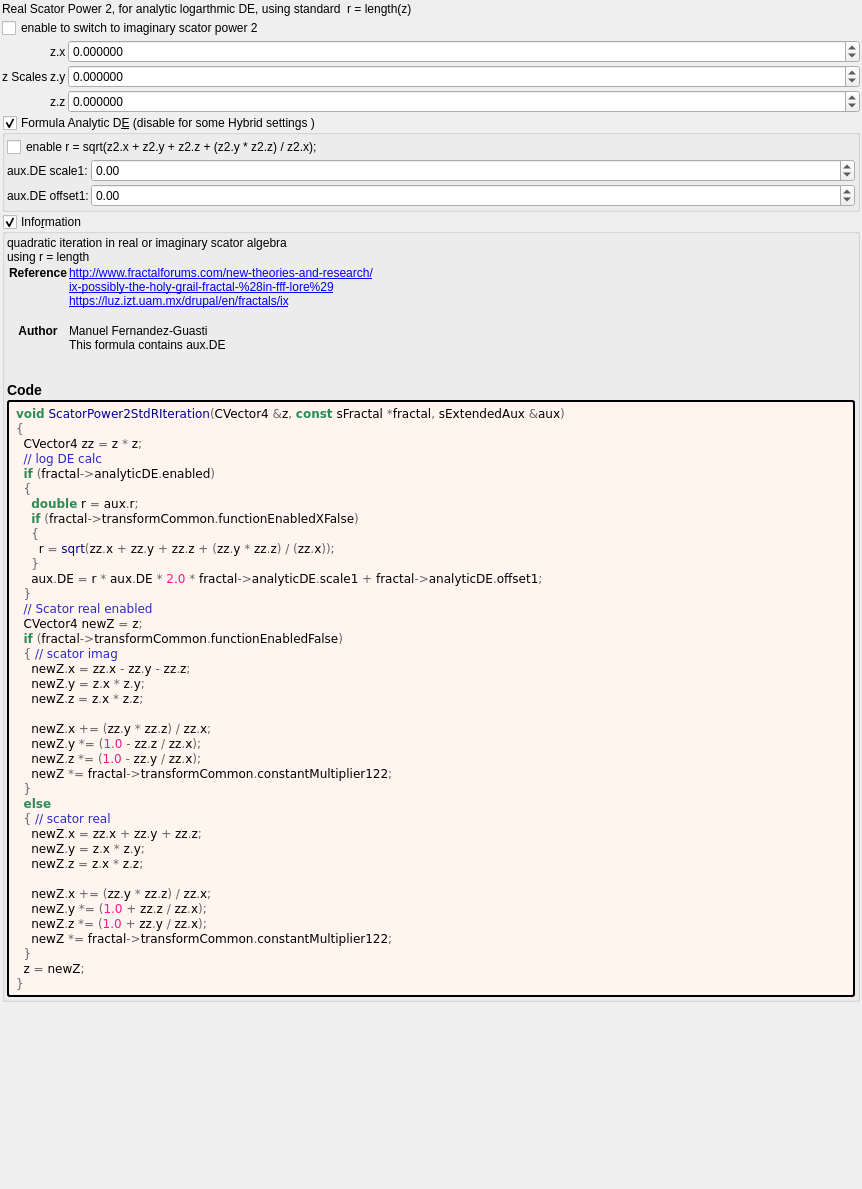
Old version of the form mandelbulber2/formula/ui/scator_power2_std_r.ui in the repository buddhi1980/mandelbulber2.
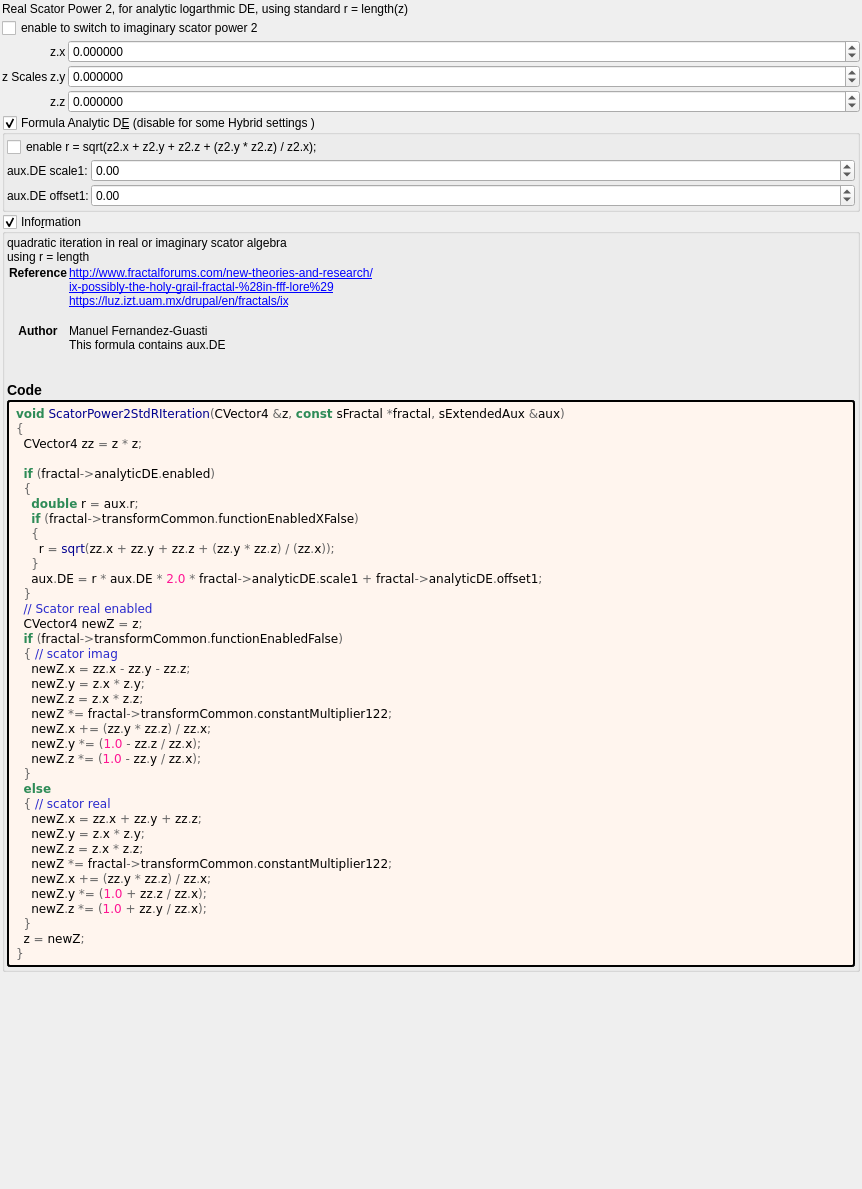
New version of the form. Custom widgets are drawn as their Qt base class.

Commit message: Corrected calculation of r in OpenCL ComputeFractal for scator formulas Applied PopulateUI populateUiInformation.php script to update .cl files

Diff of the .ui file:
```diff
--- a/mandelbulber2/formula/ui/scator_power2_std_r.ui
+++ b/mandelbulber2/formula/ui/scator_power2_std_r.ui
@@ -32,7 +32,7 @@
    <item>
     <widget class="QLabel" name="label">
      <property name="text">
-      <string>Real Scator Power 2, for analytic logarthmic DE, using standard  r = length(z)</string>
+      <string>Real Scator Power 2, for analytic logarthmic DE, using standard r = length(z)</string>
      </property>
     </widget>
    </item>
@@ -338,7 +338,7 @@
 &lt;pre style=&quot;color:#000000; background-color:#fff5ee;  font-family:'Courier New',monospace;&quot;&gt;&lt;span style=&quot;color:#2e8b57; font-weight:bold&quot;&gt;void&lt;/span&gt; &lt;span style=&quot;color:#00008f&quot;&gt;ScatorPower2StdRIteration&lt;/span&gt;&lt;span style=&quot;color:#676767&quot;&gt;(&lt;/span&gt;CVector4 &lt;span style=&quot;color:#676767&quot;&gt;&amp;amp;&lt;/span&gt;z&lt;span style=&quot;color:#676767&quot;&gt;,&lt;/span&gt; &lt;span style=&quot;color:#2e8b57; font-weight:bold&quot;&gt;const&lt;/span&gt; sFractal &lt;span style=&quot;color:#676767&quot;&gt;*&lt;/span&gt;fractal&lt;span style=&quot;color:#676767&quot;&gt;,&lt;/span&gt; sExtendedAux &lt;span style=&quot;color:#676767&quot;&gt;&amp;amp;&lt;/span&gt;aux&lt;span style=&quot;color:#676767&quot;&gt;)&lt;/span&gt;
 &lt;span style=&quot;color:#676767&quot;&gt;{&lt;/span&gt;
   CVector4 zz &lt;span style=&quot;color:#676767&quot;&gt;=&lt;/span&gt; z &lt;span style=&quot;color:#676767&quot;&gt;*&lt;/span&gt; z&lt;span style=&quot;color:#676767&quot;&gt;;&lt;/span&gt;
-  &lt;span style=&quot;color:#2929cc&quot;&gt;// log DE calc&lt;/span&gt;
+
   &lt;span style=&quot;color:#2e8b57; font-weight:bold&quot;&gt;if&lt;/span&gt; &lt;span style=&quot;color:#676767&quot;&gt;(&lt;/span&gt;fractal&lt;span style=&quot;color:#676767&quot;&gt;-&amp;gt;&lt;/span&gt;analyticDE&lt;span style=&quot;color:#676767&quot;&gt;.&lt;/span&gt;enabled&lt;span style=&quot;color:#676767&quot;&gt;)&lt;/span&gt;
   &lt;span style=&quot;color:#676767&quot;&gt;{&lt;/span&gt;
     &lt;span style=&quot;color:#2e8b57; font-weight:bold&quot;&gt;double&lt;/span&gt; r &lt;span style=&quot;color:#676767&quot;&gt;=&lt;/span&gt; aux&lt;span style=&quot;color:#676767&quot;&gt;.&lt;/span&gt;r&lt;span style=&quot;color:#676767&quot;&gt;;&lt;/span&gt;
@@ -355,22 +355,20 @@
     newZ&lt;span style=&quot;color:#676767&quot;&gt;.&lt;/span&gt;x &lt;span style=&quot;color:#676767&quot;&gt;=&lt;/span&gt; zz&lt;span style=&quot;color:#676767&quot;&gt;.&lt;/span&gt;x &lt;span style=&quot;color:#676767&quot;&gt;-&lt;/span&gt; zz&lt;span style=&quot;color:#676767&quot;&gt;.&lt;/span&gt;y &lt;span style=&quot;color:#676767&quot;&gt;-&lt;/span&gt; zz&lt;span style=&quot;color:#676767&quot;&gt;.&lt;/span&gt;z&lt;span style=&quot;color:#676767&quot;&gt;;&lt;/span&gt;
     newZ&lt;span style=&quot;color:#676767&quot;&gt;.&lt;/span&gt;y &lt;span style=&quot;color:#676767&quot;&gt;=&lt;/span&gt; z&lt;span style=&quot;color:#676767&quot;&gt;.&lt;/span&gt;x &lt;span style=&quot;color:#676767&quot;&gt;*&lt;/span&gt; z&lt;span style=&quot;color:#676767&quot;&gt;.&lt;/span&gt;y&lt;span style=&quot;color:#676767&quot;&gt;;&lt;/span&gt;
     newZ&lt;span style=&quot;color:#676767&quot;&gt;.&lt;/span&gt;z &lt;span style=&quot;color:#676767&quot;&gt;=&lt;/span&gt; z&lt;span style=&quot;color:#676767&quot;&gt;.&lt;/span&gt;x &lt;span style=&quot;color:#676767&quot;&gt;*&lt;/span&gt; z&lt;span style=&quot;color:#676767&quot;&gt;.&lt;/span&gt;z&lt;span style=&quot;color:#676767&quot;&gt;;&lt;/span&gt;
-
+    newZ &lt;span style=&quot;color:#676767&quot;&gt;*=&lt;/span&gt; fractal&lt;span style=&quot;color:#676767&quot;&gt;-&amp;gt;&lt;/span&gt;transformCommon&lt;span style=&quot;color:#676767&quot;&gt;.&lt;/span&gt;constantMultiplier122&lt;span style=&quot;color:#676767&quot;&gt;;&lt;/span&gt;
     newZ&lt;span style=&quot;color:#676767&quot;&gt;.&lt;/span&gt;x &lt;span style=&quot;color:#676767&quot;&gt;+= (&lt;/span&gt;zz&lt;span style=&quot;color:#676767&quot;&gt;.&lt;/span&gt;y &lt;span style=&quot;color:#676767&quot;&gt;*&lt;/span&gt; zz&lt;span style=&quot;color:#676767&quot;&gt;.&lt;/span&gt;z&lt;span style=&quot;color:#676767&quot;&gt;) /&lt;/span&gt; zz&lt;span style=&quot;color:#676767&quot;&gt;.&lt;/span&gt;x&lt;span style=&quot;color:#676767&quot;&gt;;&lt;/span&gt;
     newZ&lt;span style=&quot;color:#676767&quot;&gt;.&lt;/span&gt;y &lt;span style=&quot;color:#676767&quot;&gt;*= (&lt;/span&gt;&lt;span style=&quot;color:#ff1493&quot;&gt;1.0&lt;/span&gt; &lt;span style=&quot;color:#676767&quot;&gt;-&lt;/span&gt; zz&lt;span style=&quot;color:#676767&quot;&gt;.&lt;/span&gt;z &lt;span style=&quot;color:#676767&quot;&gt;/&lt;/span&gt; zz&lt;span style=&quot;color:#676767&quot;&gt;.&lt;/span&gt;x&lt;span style=&quot;color:#676767&quot;&gt;);&lt;/span&gt;
     newZ&lt;span style=&quot;color:#676767&quot;&gt;.&lt;/span&gt;z &lt;span style=&quot;color:#676767&quot;&gt;*= (&lt;/span&gt;&lt;span style=&quot;color:#ff1493&quot;&gt;1.0&lt;/span&gt; &lt;span style=&quot;color:#676767&quot;&gt;-&lt;/span&gt; zz&lt;span style=&quot;color:#676767&quot;&gt;.&lt;/span&gt;y &lt;span style=&quot;color:#676767&quot;&gt;/&lt;/span&gt; zz&lt;span style=&quot;color:#676767&quot;&gt;.&lt;/span&gt;x&lt;span style=&quot;color:#676767&quot;&gt;);&lt;/span&gt;
-    newZ &lt;span style=&quot;color:#676767&quot;&gt;*=&lt;/span&gt; fractal&lt;span style=&quot;color:#676767&quot;&gt;-&amp;gt;&lt;/span&gt;transformCommon&lt;span style=&quot;color:#676767&quot;&gt;.&lt;/span&gt;constantMultiplier122&lt;span style=&quot;color:#676767&quot;&gt;;&lt;/span&gt;
   &lt;span style=&quot;color:#676767&quot;&gt;}&lt;/span&gt;
   &lt;span style=&quot;color:#2e8b57; font-weight:bold&quot;&gt;else&lt;/span&gt;
   &lt;span style=&quot;color:#676767&quot;&gt;{&lt;/span&gt; &lt;span style=&quot;color:#2929cc&quot;&gt;// scator real&lt;/span&gt;
     newZ&lt;span style=&quot;color:#676767&quot;&gt;.&lt;/span&gt;x &lt;span style=&quot;color:#676767&quot;&gt;=&lt;/span&gt; zz&lt;span style=&quot;color:#676767&quot;&gt;.&lt;/span&gt;x &lt;span style=&quot;color:#676767&quot;&gt;+&lt;/span&gt; zz&lt;span style=&quot;color:#676767&quot;&gt;.&lt;/span&gt;y &lt;span style=&quot;color:#676767&quot;&gt;+&lt;/span&gt; zz&lt;span style=&quot;color:#676767&quot;&gt;.&lt;/span&gt;z&lt;span style=&quot;color:#676767&quot;&gt;;&lt;/span&gt;
     newZ&lt;span style=&quot;color:#676767&quot;&gt;.&lt;/span&gt;y &lt;span style=&quot;color:#676767&quot;&gt;=&lt;/span&gt; z&lt;span style=&quot;color:#676767&quot;&gt;.&lt;/span&gt;x &lt;span style=&quot;color:#676767&quot;&gt;*&lt;/span&gt; z&lt;span style=&quot;color:#676767&quot;&gt;.&lt;/span&gt;y&lt;span style=&quot;color:#676767&quot;&gt;;&lt;/span&gt;
     newZ&lt;span style=&quot;color:#676767&quot;&gt;.&lt;/span&gt;z &lt;span style=&quot;color:#676767&quot;&gt;=&lt;/span&gt; z&lt;span style=&quot;color:#676767&quot;&gt;.&lt;/span&gt;x &lt;span style=&quot;color:#676767&quot;&gt;*&lt;/span&gt; z&lt;span style=&quot;color:#676767&quot;&gt;.&lt;/span&gt;z&lt;span style=&quot;color:#676767&quot;&gt;;&lt;/span&gt;
-
+    newZ &lt;span style=&quot;color:#676767&quot;&gt;*=&lt;/span&gt; fractal&lt;span style=&quot;color:#676767&quot;&gt;-&amp;gt;&lt;/span&gt;transformCommon&lt;span style=&quot;color:#676767&quot;&gt;.&lt;/span&gt;constantMultiplier122&lt;span style=&quot;color:#676767&quot;&gt;;&lt;/span&gt;
     newZ&lt;span style=&quot;color:#676767&quot;&gt;.&lt;/span&gt;x &lt;span style=&quot;color:#676767&quot;&gt;+= (&lt;/span&gt;zz&lt;span style=&quot;color:#676767&quot;&gt;.&lt;/span&gt;y &lt;span style=&quot;color:#676767&quot;&gt;*&lt;/span&gt; zz&lt;span style=&quot;color:#676767&quot;&gt;.&lt;/span&gt;z&lt;span style=&quot;color:#676767&quot;&gt;) /&lt;/span&gt; zz&lt;span style=&quot;color:#676767&quot;&gt;.&lt;/span&gt;x&lt;span style=&quot;color:#676767&quot;&gt;;&lt;/span&gt;
     newZ&lt;span style=&quot;color:#676767&quot;&gt;.&lt;/span&gt;y &lt;span style=&quot;color:#676767&quot;&gt;*= (&lt;/span&gt;&lt;span style=&quot;color:#ff1493&quot;&gt;1.0&lt;/span&gt; &lt;span style=&quot;color:#676767&quot;&gt;+&lt;/span&gt; zz&lt;span style=&quot;color:#676767&quot;&gt;.&lt;/span&gt;z &lt;span style=&quot;color:#676767&quot;&gt;/&lt;/span&gt; zz&lt;span style=&quot;color:#676767&quot;&gt;.&lt;/span&gt;x&lt;span style=&quot;color:#676767&quot;&gt;);&lt;/span&gt;
     newZ&lt;span style=&quot;color:#676767&quot;&gt;.&lt;/span&gt;z &lt;span style=&quot;color:#676767&quot;&gt;*= (&lt;/span&gt;&lt;span style=&quot;color:#ff1493&quot;&gt;1.0&lt;/span&gt; &lt;span style=&quot;color:#676767&quot;&gt;+&lt;/span&gt; zz&lt;span style=&quot;color:#676767&quot;&gt;.&lt;/span&gt;y &lt;span style=&quot;color:#676767&quot;&gt;/&lt;/span&gt; zz&lt;span style=&quot;color:#676767&quot;&gt;.&lt;/span&gt;x&lt;span style=&quot;color:#676767&quot;&gt;);&lt;/span&gt;
-    newZ &lt;span style=&quot;color:#676767&quot;&gt;*=&lt;/span&gt; fractal&lt;span style=&quot;color:#676767&quot;&gt;-&amp;gt;&lt;/span&gt;transformCommon&lt;span style=&quot;color:#676767&quot;&gt;.&lt;/span&gt;constantMultiplier122&lt;span style=&quot;color:#676767&quot;&gt;;&lt;/span&gt;
   &lt;span style=&quot;color:#676767&quot;&gt;}&lt;/span&gt;
   z &lt;span style=&quot;color:#676767&quot;&gt;=&lt;/span&gt; newZ&lt;span style=&quot;color:#676767&quot;&gt;;&lt;/span&gt;
 &lt;span style=&quot;color:#676767&quot;&gt;}&lt;/span&gt;
```
Left out of the diff: 2 changed lines with no effect on the pictures. The commit also changes 44 other files.
